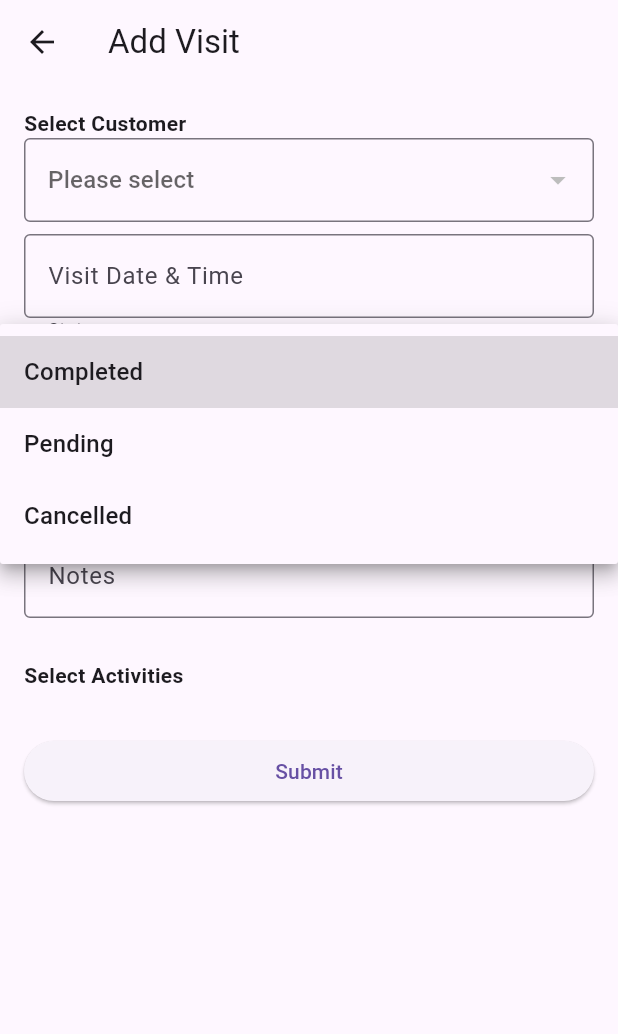
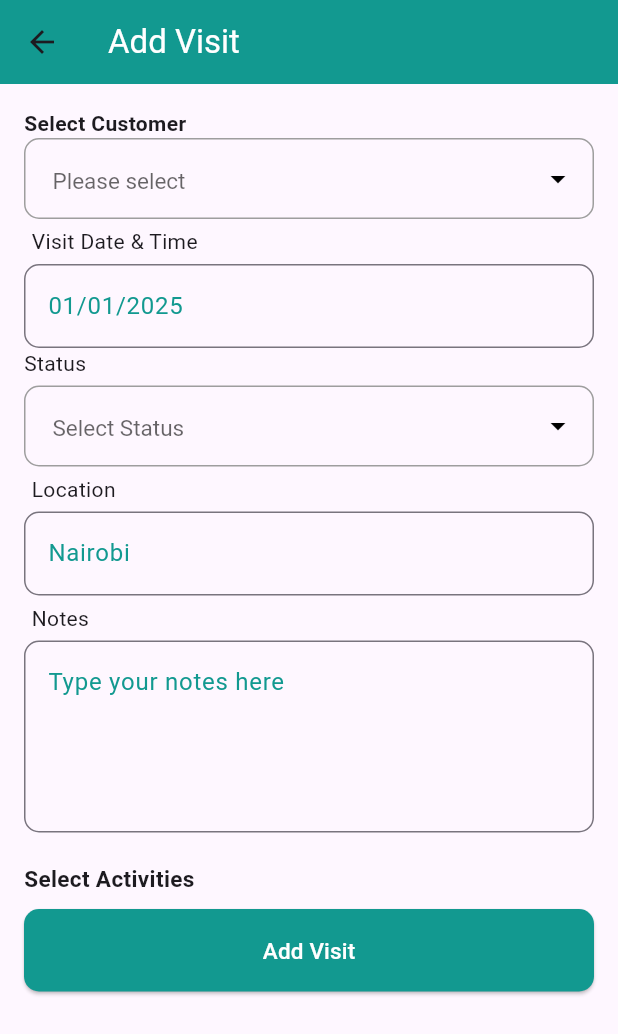
Before and after one commit to gmulonga/visit-tracker, a Flutter app: the AddVisitPage screen opened by its route, after a tap on "Please select", on a phone screen of 412 x 824 dp. Shown: the top 1034 px of the screen. Run offline on Flutter 3.47's test engine with Material 3 defaults, Android fonts, the phone set to English and light mode, and no system bars; our stand-ins replace get; network calls fail.

Commit message:
fix: font sizes

```diff
--- a/lib/app/pages/add_visit_page.dart
+++ b/lib/app/pages/add_visit_page.dart
@@ -2,11 +2,14 @@ import 'package:flutter/material.dart';
 import 'package:get/get.dart';
 import 'package:intl/intl.dart';
 import 'package:visit_tracker/app/controllers/customer_controller.dart';
+import 'package:visit_tracker/widgets/custom_button.dart';
+import 'package:visit_tracker/widgets/custom_input.dart';
 
-import '../../widgets/custom_text_field.dart';
+import '../../widgets/custom_dropdown.dart';
+import '../controllers/activity_controller.dart';
 import '../controllers/visit_controller.dart';
-import '../controllers/activity_controller.dart';
 import '../data/models/visit_model.dart';
+import '../data/services/api_constants.dart';
 
 class AddVisitPage extends StatefulWidget {
   @override
@@ -65,11 +68,12 @@ class _AddVisitPageState extends State<AddVisitPage> {
 
     setState(() {
       selectedDateTime = combined;
-      formattedDateController.text = DateFormat('MMMM dd, yyyy – h:mm a').format(combined);
+      formattedDateController.text = DateFormat(
+        'MMMM dd, yyyy – h:mm a',
+      ).format(combined);
       dateController.text = combined.toUtc().toIso8601String();
     });
   }
-
 
   void submitVisit() {
     final newVisit = Visit(
@@ -88,7 +92,10 @@ class _AddVisitPageState extends State<AddVisitPage> {
   @override
   Widget build(BuildContext context) {
     return Scaffold(
-      appBar: AppBar(title: Text('Add Visit')),
+      appBar: AppBar(
+        title: Text('Add Visit', style: TextStyle(color: kWhite)),
+        backgroundColor: kGreen,
+      ),
       body: Padding(
         padding: const EdgeInsets.all(16.0),
         child: Obx(() {
@@ -98,88 +105,158 @@ class _AddVisitPageState extends State<AddVisitPage> {
 
           return ListView(
             children: [
-              Text('Select Customer', style: TextStyle(fontWeight: FontWeight.bold)),
+              Text(
+                'Select Customer',
+                style: TextStyle(fontWeight: FontWeight.bold),
+              ),
               Obx(() {
                 if (customerController.isLoading.value) {
                   return CircularProgressIndicator();
                 }
-
-                return DropdownButtonFormField<int>(
-                  decoration: InputDecoration(
-                    border: OutlineInputBorder(),
+                return Column(
+                  crossAxisAlignment: CrossAxisAlignment.start,
+                  children: [
+                    DropdownButtonFormField<int>(
+                      value:
+                          customerIdController.text.isEmpty
+                              ? null
+                              : int.tryParse(customerIdController.text),
+                      items: [
+                        DropdownMenuItem<int>(
+                          value: null,
+                          enabled: false,
+                          child: Text(
+                            'Please select',
+                            style: TextStyle(color: kGreen),
                           ),
-                  value: customerIdController.text.isEmpty ? null : int.tryParse(customerIdController.text),
-                  hint: Text('Please select'),
-                  items: customerController.customers.map((customer) {
+                        ),
+                        ...customerController.customers.map((customer) {
                           return DropdownMenuItem<int>(
                             value: customer.id,
                             child: Text('${customer.name} (${customer.id})'),
                           );
                         }).toList(),
+                      ],
                       onChanged: (int? value) {
                         setState(() {
                           customerIdController.text = value?.toString() ?? '';
                         });
                       },
+                      validator: (value) {
+                        if (value == null) {
+                          return 'This field is required';
+                        }
+                        return null;
+                      },
+                      decoration: InputDecoration(
+                        contentPadding: const EdgeInsets.symmetric(
+                          vertical: 15.0,
+                          horizontal: 15.0,
+                        ),
+                        hintText: 'Please select',
+                        hintStyle: TextStyle(color: kGreen),
+                        border: OutlineInputBorder(
+                          borderRadius: BorderRadius.circular(10.0),
+                        ),
+                        enabledBorder: OutlineInputBorder(
+                          borderRadius: BorderRadius.circular(10.0),
+                          borderSide: const BorderSide(
+                            color: Colors.grey,
+                            width: 1.0,
+                          ),
+                        ),
+                        focusedBorder: OutlineInputBorder(
+                          borderRadius: BorderRadius.circular(10.0),
+                          borderSide: BorderSide(color: kGreen, width: 1.0),
+                        ),
+                      ),
+                      style: const TextStyle(
+                        color: Colors.black,
+                        fontSize: 15,
+                        fontWeight: FontWeight.w400,
+                      ),
+                      icon: const Icon(
+                        Icons.arrow_drop_down,
+                        color: Colors.black,
+                      ),
+                    ),
+                  ],
                 );
-
               }),
               GestureDetector(
                 onTap: () => pickDateTime(context),
                 child: AbsorbPointer(
-                  child: CustomTextField(label: 'Visit Date & Time', controller: formattedDateController),
+                  child: InputField(
+                    hintText: "01/01/2025",
+                    label: "Visit Date & Time",
+                    controller: formattedDateController,
                   ),
                 ),
-              DropdownButtonFormField<String>(
-                decoration: InputDecoration(
-                  labelText: 'Status',
-                  border: OutlineInputBorder(),
               ),
-                hint: Text('Please select'),
+              CustomDropdown(
+                label: 'Status',
                 value: selectedStatus,
-                items: statusOptions.map((status) {
-                  return DropdownMenuItem<String>(
-                    value: status,
-                    child: Text(status),
-                  );
-                }).toList(),
+                items: ['Select Status', ...statusOptions],
                 onChanged: (String? newValue) {
                   setState(() {
                     selectedStatus = newValue;
                     statusController.text = newValue ?? '';
                   });
                 },
+                isRequired: true,
               ),
-              CustomTextField(label: 'Location', controller: locationController),
-              CustomTextField(label: 'Notes', controller: notesController),
-
+              InputField(
+                hintText: "Nairobi",
+                label: "Location",
+                controller: locationController,
+              ),
+              InputField(
+                hintText: "Type your notes here",
+                label: 'Notes',
+                controller: notesController,
+                maxLines: 4,
+              ),
               SizedBox(height: 20),
-              Text('Select Activities', style: TextStyle(fontWeight: FontWeight.bold)),
+              Text(
+                'Select Activities',
+                style: TextStyle(
+                  fontWeight: FontWeight.bold,
+                  fontSize: kNormalFont,
+                ),
+              ),
               Wrap(
                 spacing: 10,
-                children: activityController.activities.map((activity) {
-                  final isSelected = selectedActivityIds.contains(activity.id.toString());
+                children:
+                    activityController.activities.map((activity) {
+                      final isSelected = selectedActivityIds.contains(
+                        activity.id.toString(),
+                      );
                       return FilterChip(
-                    label: Text(activity.description),
+                        label: Text(
+                          activity.description,
+                          style: TextStyle(
+                            color: isSelected ? Colors.white : Colors.black,
+                          ),
+                        ),
                         selected: isSelected,
                         onSelected: (bool selected) {
                           setState(() {
                             if (selected) {
                               selectedActivityIds.add(activity.id.toString());
                             } else {
-                          selectedActivityIds.remove(activity.id.toString());
+                              selectedActivityIds.remove(
+                                activity.id.toString(),
+                              );
                             }
                           });
                         },
+                        selectedColor: kGreen,
+                        checkmarkColor: kWhite,
                       );
                     }).toList(),
               ),
-
-              SizedBox(height: 30),
-              ElevatedButton(
-                onPressed: submitVisit,
-                child: Text('Submit'),
-              )
+              SizedBox(height: 10),
+              CustomButton(callBackFunction: submitVisit, label: "Add Visit"),
             ],
           );
         }),
--- /dev/null
+++ b/lib/widgets/custom_button.dart
@@ -0,0 +1,37 @@
+import 'package:flutter/material.dart';
+
+import '../app/data/services/api_constants.dart';
+
+class CustomButton extends StatefulWidget {
+  CustomButton({required this.callBackFunction, required this.label});
+
+  final VoidCallback callBackFunction;
+  final String label;
+
+  @override
+  _CustomButtonState createState() => _CustomButtonState();
+}
+
+class _CustomButtonState extends State<CustomButton> {
+  @override
+  Widget build(BuildContext context) {
+    return ElevatedButton(
+      onPressed: () {
+        widget.callBackFunction();
+      },
+      style: ElevatedButton.styleFrom(
+        backgroundColor: kGreen,
+        shape: RoundedRectangleBorder(
+          borderRadius: BorderRadius.circular(10.0),
+        ),
+      ),
+      child: Padding(
+        padding: EdgeInsets.symmetric(vertical: 17),
+        child: Text(
+          widget.label,
+          style: TextStyle(color: kWhite, fontSize: 15),
+        ),
+      ),
+    );
+  }
+}
--- /dev/null
+++ b/lib/widgets/custom_dropdown.dart
@@ -0,0 +1,86 @@
+import 'package:flutter/material.dart';
+
+import '../app/data/services/api_constants.dart';
+
+class CustomDropdown extends StatelessWidget {
+  final String label;
+  final String? value;
+  final List<String> items;
+  final Function(String?) onChanged;
+  final bool isRequired;
+
+  const CustomDropdown({
+    Key? key,
+    required this.label,
+    required this.value,
+    required this.items,
+    required this.onChanged,
+    this.isRequired = false,
+  }) : super(key: key);
+
+  @override
+  Widget build(BuildContext context) {
+    final dropdownItems =
+        items.asMap().entries.map((entry) {
+          final index = entry.key;
+          final choice = entry.value;
+
+          return DropdownMenuItem<String>(
+            value: index == 0 ? null : choice,
+            enabled: index != 0,
+            child: Text(
+              choice,
+              style: TextStyle(color: index == 0 ? kGreen : Colors.black),
+            ),
+          );
+        }).toList();
+
+    return Column(
+      crossAxisAlignment: CrossAxisAlignment.start,
+      children: [
+        Text(label),
+        const SizedBox(height: 5),
+        DropdownButtonFormField<String>(
+          value: value == items[0] ? null : value,
+          // prevent default select
+          items: dropdownItems,
+          onChanged: onChanged,
+          validator:
+              isRequired
+                  ? (val) {
+                    if (val == null || val.isEmpty) {
+                      return 'This field is required';
+                    }
+                    return null;
+                  }
+                  : null,
+          decoration: InputDecoration(
+            contentPadding: const EdgeInsets.symmetric(
+              vertical: 15.0,
+              horizontal: 15,
+            ),
+            hintText: items[0],
+            hintStyle: const TextStyle(color: kGrey),
+            border: OutlineInputBorder(
+              borderRadius: BorderRadius.circular(10.0),
+            ),
+            enabledBorder: OutlineInputBorder(
+              borderRadius: BorderRadius.circular(10.0),
+              borderSide: const BorderSide(color: Colors.grey, width: 1.0),
+            ),
+            focusedBorder: OutlineInputBorder(
+              borderRadius: BorderRadius.circular(10.0),
+              borderSide: const BorderSide(color: kGreen, width: 1.0),
+            ),
+          ),
+          style: const TextStyle(
+            color: Colors.black,
+            fontSize: 15,
+            fontWeight: FontWeight.w400,
+          ),
+          icon: const Icon(Icons.arrow_drop_down, color: Colors.black),
+        ),
+      ],
+    );
+  }
+}
--- /dev/null
+++ b/lib/widgets/custom_input.dart
@@ -0,0 +1,97 @@
+import 'package:flutter/material.dart';
+import 'package:flutter/services.dart';
+
+import '../app/data/services/api_constants.dart';
+
+class InputField extends StatefulWidget {
+  InputField({
+    required this.hintText,
+    this.password = false,
+    this.onChanged,
+    this.integerOnly = false,
+    this.errorText,
+    this.isEnabled = true,
+    this.controller,
+    this.onTap,
+    this.isRequired = false,
+    this.validator,
+    required this.label,
+    this.maxLines = 1,
+  });
+
+  final String label;
+  final String hintText;
+  final bool password;
+  final ValueChanged<String>? onChanged;
+  final bool integerOnly;
+  final String? errorText;
+  final bool isEnabled;
+  final TextEditingController? controller;
+  final VoidCallback? onTap;
+  final bool isRequired;
+  final String? Function(String?)? validator;
+  final int maxLines;
+
+  @override
+  _InputFieldState createState() => _InputFieldState();
+}
+
+class _InputFieldState extends State<InputField> {
+  String? _errorMessage;
+  bool _obscureText = true;
+
+  @override
+  Widget build(BuildContext context) {
+    return Column(
+      crossAxisAlignment: CrossAxisAlignment.start,
+      children: [
+        Padding(
+          padding: EdgeInsets.symmetric(horizontal: 5, vertical: 5),
+          child: Text(widget.label),
+        ),
+        TextFormField(
+          controller: widget.controller,
+          obscureText: widget.password ? _obscureText : false,
+          enabled: widget.isEnabled,
+          onChanged: widget.onChanged,
+          validator: widget.validator,
+
+          keyboardType:
+              widget.integerOnly ? TextInputType.number : TextInputType.text,
+          inputFormatters:
+              widget.integerOnly
+                  ? [FilteringTextInputFormatter.digitsOnly]
+                  : [],
+          maxLines: widget.maxLines,
+          decoration: InputDecoration(
+            hintText: widget.hintText,
+            hintStyle: TextStyle(color: kGreen),
+            errorText: _errorMessage,
+            suffixIcon:
+                widget.password
+                    ? IconButton(
+                      icon: Icon(
+                        _obscureText ? Icons.visibility_off : Icons.visibility,
+                        color: Colors.grey,
+                      ),
+                      onPressed: () {
+                        setState(() {
+                          _obscureText = !_obscureText;
+                        });
+                      },
+                    )
+                    : null,
+            border: OutlineInputBorder(
+              borderRadius: BorderRadius.circular(10.0),
+              borderSide: BorderSide(color: Colors.grey),
+            ),
+            focusedBorder: OutlineInputBorder(
+              borderRadius: BorderRadius.circular(10.0),
+              borderSide: BorderSide(color: kGreen, width: 1.0),
+            ),
+          ),
+        ),
+      ],
+    );
+  }
+}
```
Lines whose indentation alone changed are shown as unchanged.
